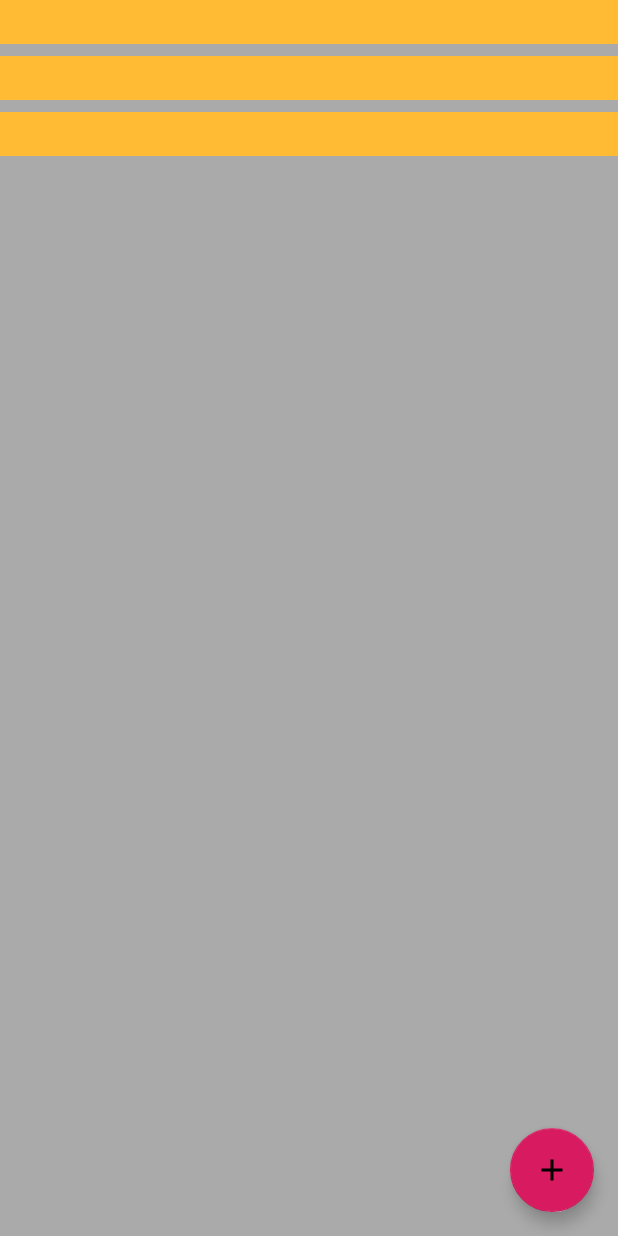
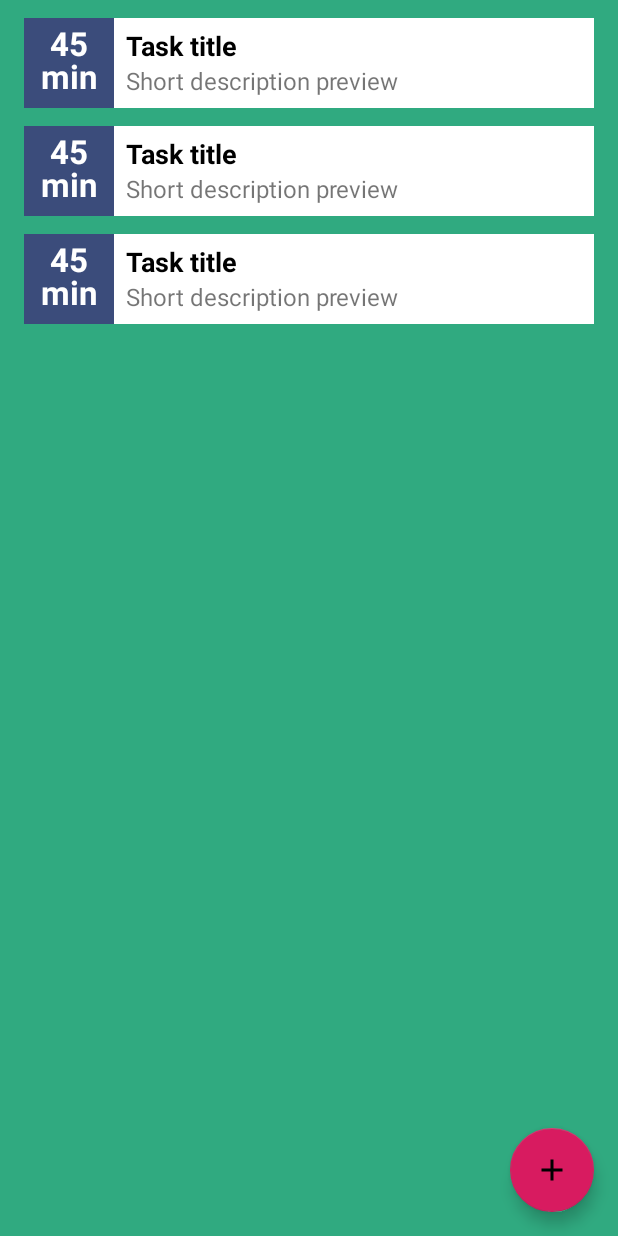
Before and after one commit to ProfDoof/TaskTrackingApp, an Android app: the layout activity_main.xml on its own in the app's theme, with its tools: preview values and no code run, on a phone screen of 412 x 824 dp. Run offline under Robolectric (Android 15) with nearby library versions, the phone set to English and light mode, and no system bars.

Commit message:
Adjusted UI

```diff
--- a/app/src/main/java/edu/devilsadvocate/tasktrackingactivity/TaskListAdapter.kt
+++ b/app/src/main/java/edu/devilsadvocate/tasktrackingactivity/TaskListAdapter.kt
@@ -14,7 +14,8 @@ class TaskListAdapter internal constructor(
     private var tasks = emptyList<Task>()
 
     inner class TaskViewHolder(itemView: View) : RecyclerView.ViewHolder(itemView) {
-        val taskItemView: TextView = itemView.findViewById(R.id.textView)
+        val taskItemTitle: TextView = itemView.findViewById(R.id.textTitle)
+        val taskItemDescription: TextView = itemView.findViewById(R.id.textDescription)
     }
 
     override fun onCreateViewHolder(parent: ViewGroup, viewType: Int): TaskViewHolder {
@@ -24,7 +25,8 @@ class TaskListAdapter internal constructor(
 
     override fun onBindViewHolder(holder: TaskViewHolder, position: Int) {
         val current = tasks[position]
-        holder.taskItemView.text = current.taskName
+        holder.taskItemTitle.text = current.taskName
+        holder.taskItemDescription.text = current.taskDescription
     }
 
     internal fun setTasks(tasks: List<Task>) {
--- a/app/src/main/res/layout/activity_main.xml
+++ b/app/src/main/res/layout/activity_main.xml
@@ -10,12 +10,12 @@
         android:id="@+id/recyclerview"
         android:layout_width="0dp"
         android:layout_height="0dp"
-        android:background="@android:color/darker_gray"
-        tools:listitem="@layout/recyclerview_item"
+        android:background="@color/colorBackground"
         app:layout_constraintBottom_toBottomOf="parent"
         app:layout_constraintLeft_toLeftOf="parent"
         app:layout_constraintRight_toRightOf="parent"
-        app:layout_constraintTop_toTopOf="parent" />
+        app:layout_constraintTop_toTopOf="parent"
+        tools:listitem="@layout/recyclerview_item" />
 
     <com.google.android.material.floatingactionbutton.FloatingActionButton
         android:id="@+id/fab_add_new_task"
--- a/app/src/main/res/layout/recyclerview_item.xml
+++ b/app/src/main/res/layout/recyclerview_item.xml
@@ -1,12 +1,48 @@
 <?xml version="1.0" encoding="utf-8"?>
 <LinearLayout xmlns:android="http://schemas.android.com/apk/res/android"
-    android:orientation="vertical" android:layout_width="match_parent"
-    android:layout_height="wrap_content">
+    android:layout_width="match_parent"
+    android:layout_height="60dp"
+    android:layout_marginHorizontal="16dp"
+    android:layout_marginTop="12dp">
 
     <TextView
-        android:id="@+id/textView"
+        android:id="@+id/textTime"
         style="@style/word_title"
+        android:layout_width="60dp"
+        android:layout_height="60dp"
+        android:width="0dp"
+        android:background="@color/colorBlue"
+        android:lineSpacingExtra="-4sp"
+        android:paddingVertical="2dp"
+        android:paddingRight="7dp"
+        android:text="45 min"
+        android:textAlignment="center"
+        android:textColor="@android:color/white"
+        android:textStyle="bold" />
+
+    <LinearLayout
         android:layout_width="match_parent"
-        android:layout_height="wrap_content"
-        android:background="@android:color/holo_orange_light" />
+        android:layout_height="match_parent"
+        android:background="@android:color/white"
+        android:orientation="vertical"
+        android:paddingHorizontal="8dp"
+        android:paddingTop="6dp">
+
+        <TextView
+            android:id="@+id/textTitle"
+            android:layout_width="match_parent"
+            android:layout_height="wrap_content"
+            android:text="Task title"
+            android:textColor="@android:color/black"
+            android:textSize="18sp"
+            android:textStyle="bold" />
+
+        <TextView
+            android:id="@+id/textDescription"
+            android:layout_width="match_parent"
+            android:layout_height="wrap_content"
+            android:text="Short description preview"
+            android:textSize="16sp" />
+    </LinearLayout>
+
 </LinearLayout>
--- a/app/src/main/res/values/colors.xml
+++ b/app/src/main/res/values/colors.xml
@@ -4,4 +4,6 @@
     <color name="colorPrimaryDark">#00574B</color>
     <color name="colorAccent">#D81B60</color>
     <color name="buttonLabel">#D3D3D3</color>
+    <color name="colorBackground">#30AA80</color>
+    <color name="colorBlue">#3B4C7B</color>
 </resources>
--- a/build.gradle
+++ b/build.gradle
@@ -8,7 +8,7 @@ buildscript {
 
     }
     dependencies {
-        classpath 'com.android.tools.build:gradle:3.5.2'
+        classpath 'com.android.tools.build:gradle:3.5.3'
         classpath "org.jetbrains.kotlin:kotlin-gradle-plugin:$kotlin_version"
         // NOTE: Do not place your application dependencies here; they belong
         // in the individual module build.gradle files
```
